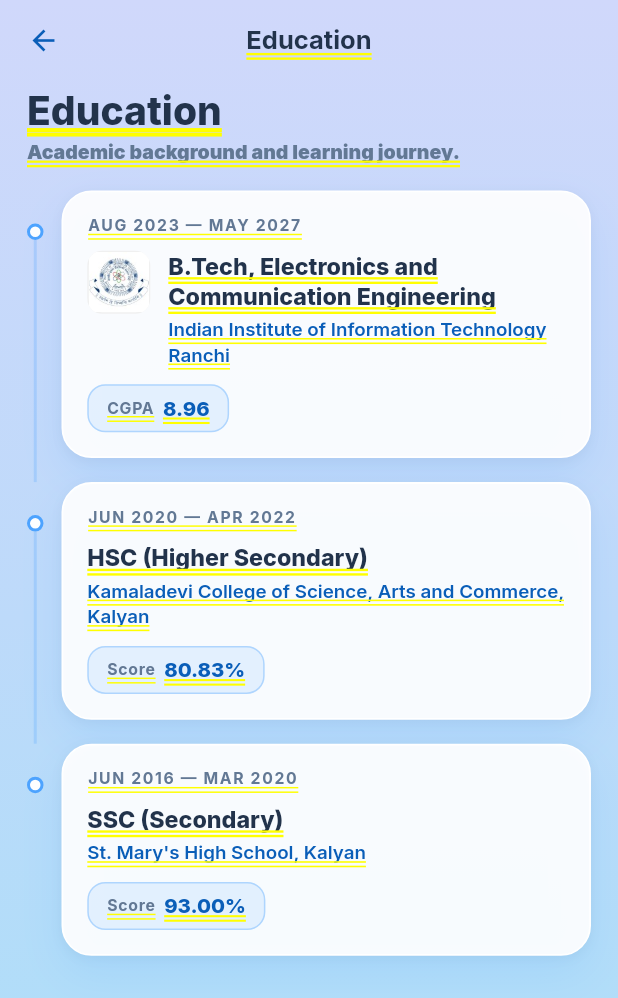
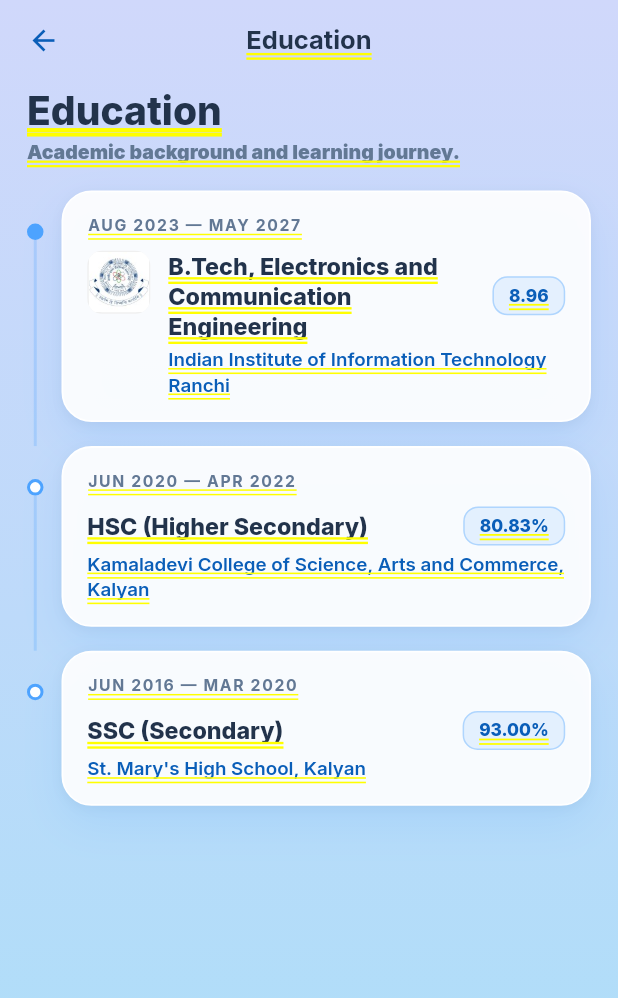
Before and after one commit to NikhilYadav04/portfolio_website, a Flutter app: the EducationDetail screen opened directly, on a phone screen of 412 x 824 dp. Shown: the top 998 px of the screen. Run offline on Flutter 3.47's test engine with Material 3 defaults, Android fonts, the phone set to English and light mode, and no system bars; our stand-ins replace auto_size_text, flutter_animate, flutter_svg, font_awesome_flutter, google_fonts, rive; missing offline and left inert: custom_button_builder, device_frame; statements that could not run were skipped.

Commit message:
Improve UI/UX across all portfolio screens
- Achievements: tier-weighted badges, org text muted, desc capped at 2 lines
- Projects detail: desc capped at 3 lines, GitHub button uses white pill style
- Education: B.Tech dot filled (current), grade pill inline on degree row
- Skills: Design merged into Tools & Platforms
- Experience home card: remove orphaned badge icon

Co-Authored-By: Claude Sonnet 4.6 <noreply@anthropic.com>

```diff
--- a/lib/screen/details/education_detail.dart
+++ b/lib/screen/details/education_detail.dart
@@ -51,7 +51,7 @@ class EducationDetail extends StatelessWidget {
                 GoogleFonts.inter(color: state.textMuted, fontSize: 13)),
         const SizedBox(height: 18),
         for (int i = 0; i < _entries.length; i++)
-          _TimelineEntry(edu: _entries[i], isLast: i == _entries.length - 1),
+          _TimelineEntry(edu: _entries[i], isLast: i == _entries.length - 1, current: i == 0),
       ],
     );
   }
@@ -77,7 +77,8 @@ class _Edu {
 class _TimelineEntry extends StatelessWidget {
   final _Edu edu;
   final bool isLast;
-  const _TimelineEntry({required this.edu, required this.isLast});
+  final bool current;
+  const _TimelineEntry({required this.edu, required this.isLast, this.current = false});
 
   @override
   Widget build(BuildContext context) {
@@ -94,7 +95,7 @@ class _TimelineEntry extends StatelessWidget {
                 height: 11,
                 decoration: BoxDecoration(
                   shape: BoxShape.circle,
-                  color: Colors.white,
+                  color: current ? state.accent : Colors.white,
                   border: Border.all(color: state.accent, width: 2),
                 ),
               ),
@@ -169,7 +170,11 @@ class _EduCard extends StatelessWidget {
                 child: Column(
                   crossAxisAlignment: CrossAxisAlignment.start,
                   children: [
-                    Text(
+                    Row(
+                      crossAxisAlignment: CrossAxisAlignment.center,
+                      children: [
+                        Expanded(
+                          child: Text(
                             edu.degree,
                             style: GoogleFonts.inter(
                               color: state.textPrimary,
@@ -177,6 +182,26 @@ class _EduCard extends StatelessWidget {
                               fontSize: 15.5,
                               height: 1.3,
                             ),
+                          ),
+                        ),
+                        const SizedBox(width: 8),
+                        Container(
+                          padding: const EdgeInsets.symmetric(horizontal: 10, vertical: 5),
+                          decoration: BoxDecoration(
+                            color: state.accent.withOpacity(0.12),
+                            borderRadius: BorderRadius.circular(10),
+                            border: Border.all(color: state.accent.withOpacity(0.35)),
+                          ),
+                          child: Text(
+                            edu.gradeValue,
+                            style: GoogleFonts.inter(
+                              color: state.inkAccent,
+                              fontSize: 11.5,
+                              fontWeight: FontWeight.w800,
+                            ),
+                          ),
+                        ),
+                      ],
                     ),
                     const SizedBox(height: 3),
                     Text(
@@ -193,42 +218,6 @@ class _EduCard extends StatelessWidget {
               ),
             ],
           ),
-          const SizedBox(height: 12),
-          // Grade stat pill.
-          Align(
-            alignment: Alignment.centerLeft,
-            child: Container(
-              padding: const EdgeInsets.symmetric(horizontal: 12, vertical: 7),
-              decoration: BoxDecoration(
-                color: state.accent.withOpacity(0.12),
-                borderRadius: BorderRadius.circular(12),
-                border: Border.all(color: state.accent.withOpacity(0.35)),
-              ),
-              child: Row(
-                mainAxisSize: MainAxisSize.min,
-                children: [
-                  Text(
-                    edu.gradeLabel,
-                    style: GoogleFonts.inter(
-                      color: state.textMuted,
-                      fontSize: 10.5,
-                      fontWeight: FontWeight.w700,
-                      letterSpacing: 0.5,
-                    ),
-                  ),
-                  const SizedBox(width: 6),
-                  Text(
-                    edu.gradeValue,
-                    style: GoogleFonts.inter(
-                      color: state.inkAccent,
-                      fontSize: 13.5,
-                      fontWeight: FontWeight.w800,
-                    ),
-                  ),
-                ],
-              ),
-            ),
-          ),
         ],
       ),
     );
--- a/lib/screen/details/skills_detail.dart
+++ b/lib/screen/details/skills_detail.dart
@@ -44,8 +44,6 @@ class SkillsDetail extends StatelessWidget {
       "Azure",
       "Vercel",
       "Render",
-    ]),
-    _Group("Design", Icons.brush_outlined, [
       "Figma",
       "Canva",
     ]),
--- a/lib/screen/homescreen/phone_home_page.dart
+++ b/lib/screen/homescreen/phone_home_page.dart
@@ -437,8 +437,6 @@ class _ExperienceCard extends StatelessWidget {
       child: Column(
         crossAxisAlignment: CrossAxisAlignment.start,
         children: [
-          const _CardBadge(icon: Icons.work_outline),
-          const SizedBox(height: 18),
           Text("Experience", style: _titleStyle(state.inkAccent)),
           const SizedBox(height: 4),
           Text("${_roles.length} roles · 3 currently active",
```
Also changed, not shown: lib/screen/details/achievements_detail.dart (+17 -6 lines), lib/screen/details/projects_detail.dart (+14 -5 lines). Lines whose indentation alone changed are shown as unchanged.
